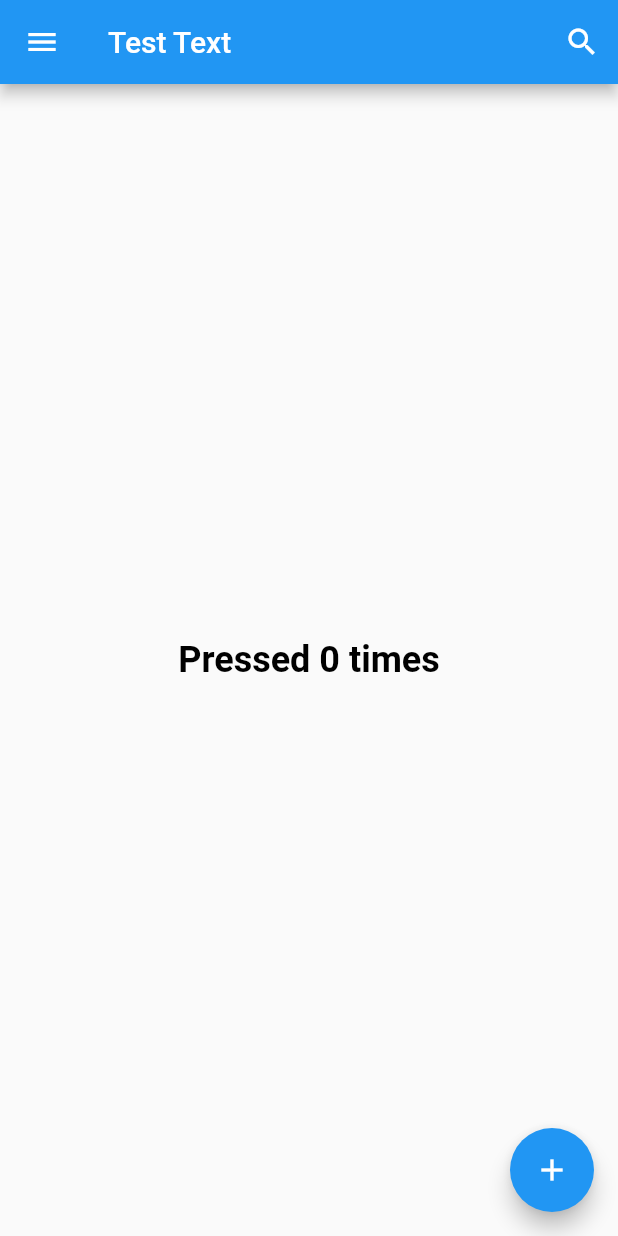
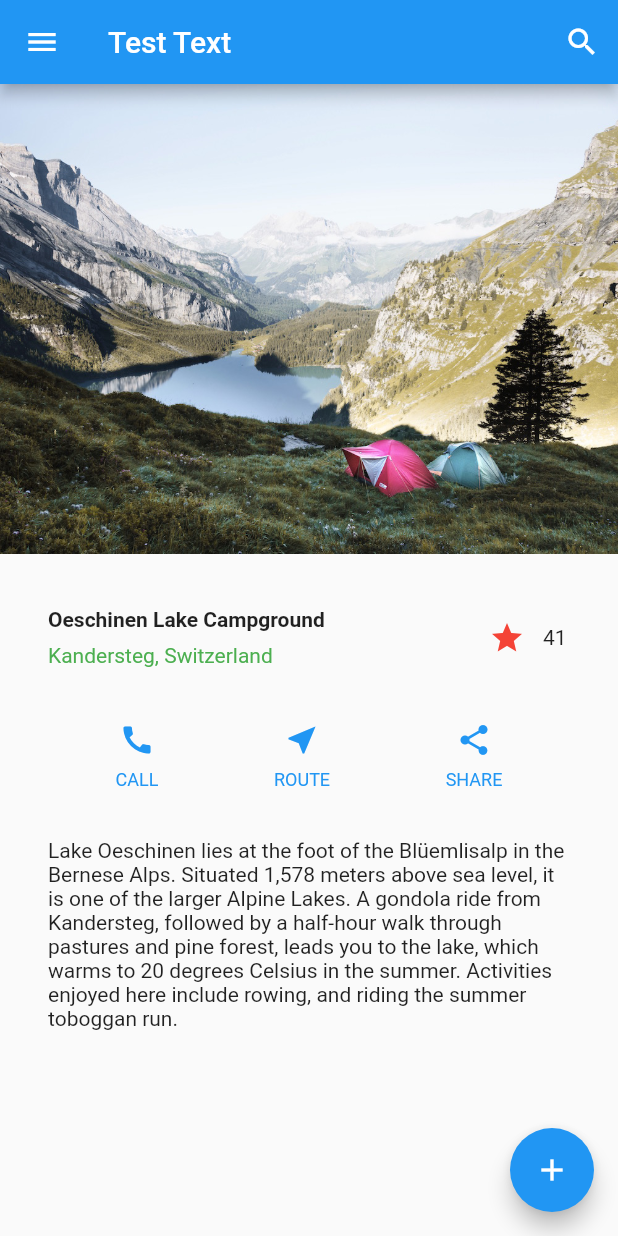
Before and after one commit to purnama/flutter_app, a Flutter app: the screen it shows after launch, on a phone screen of 412 x 824 dp. Run offline on Flutter 3.47's test engine with Material 2 defaults, Android fonts, the phone set to English and light mode, and no system bars.

Commit message:
complete tutorial 1

```diff
--- a/lib/main.dart
+++ b/lib/main.dart
@@ -2,30 +2,26 @@ import 'package:flutter/material.dart';
 import 'package:flutter/rendering.dart';
 
 void main() => runApp(MaterialApp(
-  title: 'Flutter App',
-  home: FlutterScaffold(),
-));
+      title: 'Flutter App',
+      home: FlutterScaffold(),
+    ));
 
-class FlutterScaffold extends StatefulWidget {
-
-  @override
-  _CounterState createState() {
-    return new _CounterState();
-  }
-}
-
-
-class _CounterState extends State<FlutterScaffold>{
-  int _counter = 0;
-
-  void _increment(){
-    setState(() {
-      ++_counter;
-    });
-  }
-
+class FlutterScaffold extends StatelessWidget {
   @override
   Widget build(BuildContext context) {
+    Color color = Theme.of(context).primaryColor;
+
+    Widget buttonSection = Container(
+      child: Row(
+        mainAxisAlignment: MainAxisAlignment.spaceEvenly,
+        children: <Widget>[
+          _buildButtonColumn(color, Icons.call, 'CALL'),
+          _buildButtonColumn(color, Icons.near_me, 'ROUTE'),
+          _buildButtonColumn(color, Icons.share, 'SHARE'),
+        ],
+      ),
+    );
+
     return Scaffold(
       appBar: AppBar(
         leading: IconButton(
@@ -42,22 +38,127 @@ class _CounterState extends State<FlutterScaffold>{
           )
         ],
       ),
-      body: Center(
-        child: Text(
-          'Pressed $_counter times',
-          style: TextStyle(
-            color: Colors.black,
-            fontWeight: FontWeight.bold,
-            fontSize: 24.0,
-          ),
+      body: ListView(children: <Widget>[
+        Image.asset(
+          'images/lake.jpg',
+          fit: BoxFit.cover,
         ),
-      ),
+        titleSection,
+        buttonSection,
+        textSection,
+      ]),
       floatingActionButton: FloatingActionButton(
         tooltip: 'Add',
+        onPressed: () => print('TEEEEST'),
         child: Icon(Icons.add),
-        onPressed:_increment,
       ),
     );
   }
+}
 
+class FavoriteWidget extends StatefulWidget {
+  @override
+  _FavoriteWidgetState createState() => _FavoriteWidgetState();
 }
+
+class _FavoriteWidgetState extends State<FavoriteWidget> {
+  bool _isFavorited = true;
+  int _favoriteCount = 41;
+
+  @override
+  Widget build(BuildContext context) {
+    return Row(
+      mainAxisSize: MainAxisSize.min,
+      children: <Widget>[
+        Container(
+          padding: EdgeInsets.all(0),
+          child: IconButton(
+            icon: (_isFavorited ? Icon(Icons.star) : Icon(Icons.star_border)),
+            color: Colors.red[500],
+            onPressed: () => setState(() {
+              if (_isFavorited) {
+                _favoriteCount -= 1;
+                _isFavorited = false;
+              } else {
+                _favoriteCount += 1;
+                _isFavorited = true;
+              }
+            }),
+          ),
+        ),
+        SizedBox(
+          width: 18,
+          child: Container(
+            child: Text('$_favoriteCount'),
+          ),
+        ),
+      ],
+    );
+  }
+}
+
+Column _buildButtonColumn(Color color, IconData icon, String label) => Column(
+      mainAxisSize: MainAxisSize.min,
+      mainAxisAlignment: MainAxisAlignment.center,
+      children: <Widget>[
+        Icon(
+          icon,
+          color: color,
+        ),
+        Container(
+          margin: const EdgeInsets.only(top: 8),
+          child: Text(
+            label,
+            style: TextStyle(
+              fontSize: 12,
+              fontWeight: FontWeight.w400,
+              color: color,
+            ),
+          ),
+        )
+      ],
+    );
+
+Widget titleSection = Container(
+  padding: const EdgeInsets.all(32),
+  child: Row(
+    children: <Widget>[
+      Expanded(
+        child: Column(
+          crossAxisAlignment: CrossAxisAlignment.start,
+          children: <Widget>[
+            Container(
+              padding: const EdgeInsets.only(bottom: 8),
+              child: Text(
+                'Oeschinen Lake Campground',
+                style: TextStyle(
+                  fontWeight: FontWeight.bold,
+                ),
+              ),
+            ),
+            Text(
+              'Kandersteg, Switzerland',
+              style: TextStyle(
+                color: Colors.green[500],
+              ),
+            )
+          ],
+        ),
+      ),
+      FavoriteWidget(),
+    ],
+  ),
+);
+
+Widget textSection = Container(
+  padding: const EdgeInsets.all(32),
+  child: Text(
+    'Lake Oeschinen lies at the foot of the Blüemlisalp in the Bernese '
+    'Alps. Situated 1,578 meters above sea level, it is one of the '
+    'larger Alpine Lakes. A gondola ride from Kandersteg, followed by a '
+    'half-hour walk through pastures and pine forest, leads you to the '
+    'lake, which warms to 20 degrees Celsius in the summer. Activities '
+    'enjoyed here include rowing, and riding the summer toboggan run.',
+    softWrap: true,
+  ),
+);
--- a/pubspec.yaml
+++ b/pubspec.yaml
@@ -44,7 +44,8 @@ flutter:
   # assets:
   #  - images/a_dot_burr.jpeg
   #  - images/a_dot_ham.jpeg
-
+  assets:
+    - images/lake.jpg
   # An image asset can refer to one or more resolution-specific "variants", see
   # https://flutter.dev/assets-and-images/#resolution-aware.
 
```
Also changed, not shown: images/lake.jpg (added), 1 other file.
